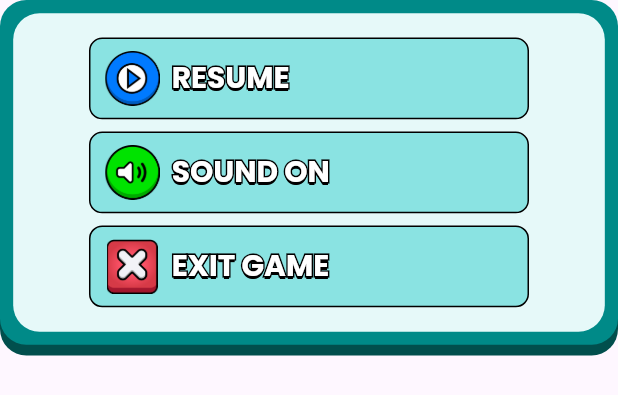
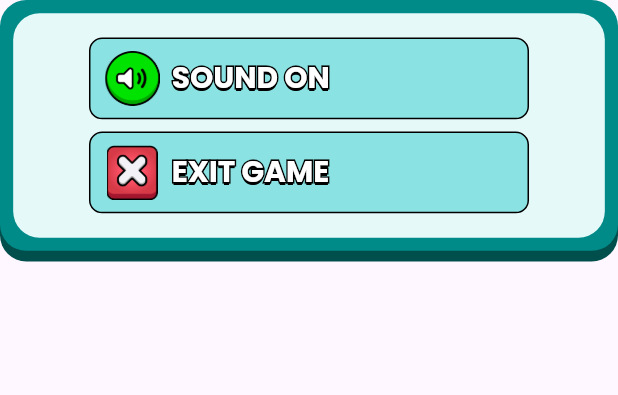
Before and after one commit to aabhashshakya/plinko_forge2d, a Flutter app: the PauseMenu widget shown alone on an empty page, opened directly, on a phone screen of 412 x 824 dp. Shown: the top 395 px of the screen. Run offline on Flutter 3.47's test engine with Material 3 defaults, Android fonts, the phone set to English and light mode, and no system bars; our stand-ins replace flutter_animate, flutter_screenutil, google_fonts, shared_preferences; missing offline and left inert: animated_text_lerp, flame, flame_audio, flame_forge2d, to_csv; accounts and stored records are empty.

Commit message:
fix: remove unused button

```diff
--- a/lib/src/dialogs/pause_menu.dart
+++ b/lib/src/dialogs/pause_menu.dart
@@ -56,13 +56,13 @@ class _PauseMenuState extends State<PauseMenu> {
                 child: Column(
                   mainAxisSize: MainAxisSize.min,
                   children: [
-                    IconTextButton(
-                        icon: "assets/images/resume.png",
-                        text: "RESUME",
-                        onTap: () {
-                          widget.onResumeTapped();
-                        }),
-                    SizedBox(height: 8.h),
+                    // IconTextButton(
+                    //     icon: "assets/images/resume.png",
+                    //     text: "RESUME",
+                    //     onTap: () {
+                    //       widget.onResumeTapped();
+                    //     }),
+                    // SizedBox(height: 8.h),
                     IconTextButton(
                         icon: isSoundEnabled
                             ? "assets/images/volume.png"
```
